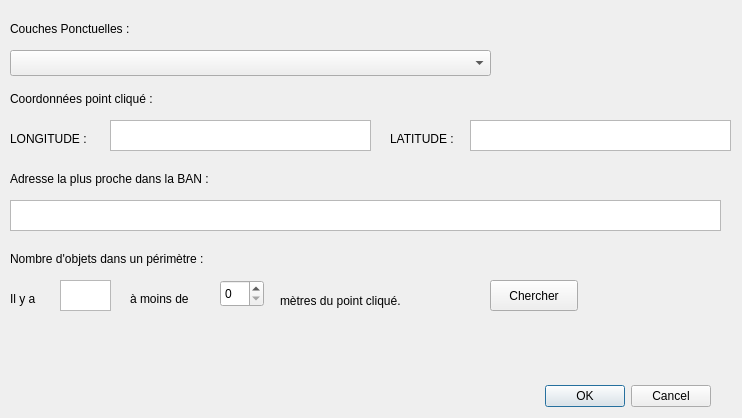
Before: the Qt Designer form plugin_basique_dialog_base.ui in gamartouille/plugin_qgis_basique, drawn with Qt 5.
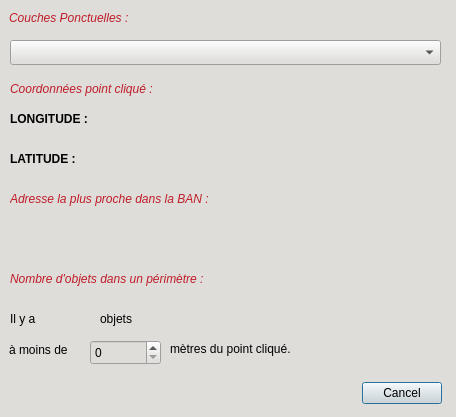
After: the same form once the commit is applied.

```diff
--- a/plugin_basique_dialog_base.ui
+++ b/plugin_basique_dialog_base.ui
@@ -6,74 +6,93 @@
    <rect>
     <x>0</x>
     <y>0</y>
-    <width>742</width>
-    <height>418</height>
+    <width>456</width>
+    <height>417</height>
    </rect>
   </property>
   <property name="windowTitle">
    <string>PluginBasiqueAkha</string>
   </property>
+  <property name="styleSheet">
+   <string notr="true">background-color: rgb(222, 221, 218);
+border-color: rgb(119, 118, 123);</string>
+  </property>
   <widget class="QDialogButtonBox" name="button_box">
    <property name="geometry">
     <rect>
-     <x>370</x>
+     <x>360</x>
      <y>380</y>
-     <width>341</width>
-     <height>32</height>
+     <width>82</width>
+     <height>26</height>
     </rect>
    </property>
    <property name="orientation">
     <enum>Qt::Horizontal</enum>
    </property>
    <property name="standardButtons">
-    <set>QDialogButtonBox::Cancel|QDialogButtonBox::Ok</set>
+    <set>QDialogButtonBox::Cancel</set>
    </property>
   </widget>
   <widget class="QComboBox" name="comboBox">
    <property name="geometry">
     <rect>
      <x>10</x>
-     <y>50</y>
-     <width>481</width>
-     <height>26</height>
+     <y>40</y>
+     <width>431</width>
+     <height>25</height>
     </rect>
    </property>
   </widget>
   <widget class="QLabel" name="layerLabel">
    <property name="geometry">
     <rect>
-     <x>10</x>
-     <y>20</y>
-     <width>151</width>
+     <x>9</x>
+     <y>9</y>
+     <width>141</width>
      <height>18</height>
     </rect>
    </property>
+   <property name="font">
+    <font>
+     <italic>true</italic>
+    </font>
+   </property>
    <property name="text">
-    <string>Couches Ponctuelles :</string>
+    <string>&lt;html&gt;&lt;head/&gt;&lt;body&gt;&lt;p&gt;&lt;span style=&quot; color:#c01c28;&quot;&gt;Couches Ponctuelles :&lt;/span&gt;&lt;/p&gt;&lt;/body&gt;&lt;/html&gt;</string>
    </property>
   </widget>
   <widget class="QLabel" name="coords">
    <property name="geometry">
     <rect>
      <x>10</x>
-     <y>90</y>
-     <width>191</width>
+     <y>80</y>
+     <width>173</width>
      <height>18</height>
     </rect>
    </property>
+   <property name="font">
+    <font>
+     <italic>true</italic>
+    </font>
+   </property>
    <property name="text">
-    <string>Coordonnées point cliqué :</string>
+    <string>&lt;html&gt;&lt;head/&gt;&lt;body&gt;&lt;p&gt;&lt;span style=&quot; color:#c01c28;&quot;&gt;Coordonnées point cliqué :&lt;/span&gt;&lt;/p&gt;&lt;/body&gt;&lt;/html&gt;</string>
    </property>
   </widget>
   <widget class="QLabel" name="longitude">
    <property name="geometry">
     <rect>
      <x>10</x>
-     <y>130</y>
-     <width>91</width>
+     <y>110</y>
+     <width>93</width>
      <height>18</height>
     </rect>
    </property>
+   <property name="font">
+    <font>
+     <bold>true</bold>
+    </font>
+   </property>
    <property name="text">
     <string>LONGITUDE :</string>
    </property>
@@ -81,79 +100,64 @@
   <widget class="QLabel" name="latitude">
    <property name="geometry">
     <rect>
-     <x>390</x>
-     <y>130</y>
-     <width>81</width>
+     <x>10</x>
+     <y>150</y>
+     <width>79</width>
      <height>18</height>
     </rect>
    </property>
+   <property name="font">
+    <font>
+     <bold>true</bold>
+    </font>
+   </property>
    <property name="text">
     <string>LATITUDE :</string>
    </property>
   </widget>
-  <widget class="QTextEdit" name="long_affichage">
-   <property name="geometry">
-    <rect>
-     <x>470</x>
-     <y>120</y>
-     <width>261</width>
-     <height>31</height>
-    </rect>
-   </property>
-  </widget>
-  <widget class="QTextEdit" name="lat_affichage">
-   <property name="geometry">
-    <rect>
-     <x>110</x>
-     <y>120</y>
-     <width>261</width>
-     <height>31</height>
-    </rect>
-   </property>
-  </widget>
   <widget class="QLabel" name="adresse">
    <property name="geometry">
     <rect>
      <x>10</x>
-     <y>170</y>
-     <width>271</width>
+     <y>190</y>
+     <width>236</width>
      <height>18</height>
     </rect>
    </property>
+   <property name="font">
+    <font>
+     <italic>true</italic>
+    </font>
+   </property>
    <property name="text">
-    <string>Adresse la plus proche dans la BAN :</string>
-   </property>
-  </widget>
-  <widget class="QTextEdit" name="adresse_affichage">
-   <property name="geometry">
-    <rect>
-     <x>10</x>
-     <y>200</y>
-     <width>711</width>
-     <height>31</height>
-    </rect>
+    <string>&lt;html&gt;&lt;head/&gt;&lt;body&gt;&lt;p&gt;&lt;span style=&quot; color:#c01c28;&quot;&gt;Adresse la plus proche dans la BAN :&lt;/span&gt;&lt;/p&gt;&lt;/body&gt;&lt;/html&gt;</string>
    </property>
   </widget>
   <widget class="QLabel" name="nombreLabel">
    <property name="geometry">
     <rect>
      <x>10</x>
-     <y>250</y>
-     <width>271</width>
+     <y>270</y>
+     <width>237</width>
      <height>18</height>
     </rect>
    </property>
+   <property name="font">
+    <font>
+     <italic>true</italic>
+    </font>
+   </property>
    <property name="text">
-    <string>Nombre d'objets dans un périmètre :</string>
+    <string>&lt;html&gt;&lt;head/&gt;&lt;body&gt;&lt;p&gt;&lt;span style=&quot; color:#c01c28;&quot;&gt;Nombre d'objets dans un périmètre :&lt;/span&gt;&lt;/p&gt;&lt;/body&gt;&lt;/html&gt;</string>
    </property>
   </widget>
   <widget class="QSpinBox" name="perimetreBox">
    <property name="geometry">
     <rect>
-     <x>220</x>
-     <y>280</y>
-     <width>44</width>
-     <height>27</height>
+     <x>90</x>
+     <y>340</y>
+     <width>71</width>
+     <height>25</height>
     </rect>
    </property>
    <property name="maximum">
@@ -164,8 +168,8 @@
    <property name="geometry">
     <rect>
      <x>10</x>
-     <y>290</y>
-     <width>41</width>
+     <y>310</y>
+     <width>30</width>
      <height>18</height>
     </rect>
    </property>
@@ -176,32 +180,22 @@
   <widget class="QLabel" name="metresLabel">
    <property name="geometry">
     <rect>
-     <x>280</x>
-     <y>290</y>
-     <width>191</width>
-     <height>21</height>
+     <x>170</x>
+     <y>340</y>
+     <width>155</width>
+     <height>18</height>
     </rect>
    </property>
    <property name="text">
     <string>mètres du point cliqué.</string>
    </property>
   </widget>
-  <widget class="QTextEdit" name="nombreAffichage">
-   <property name="geometry">
-    <rect>
-     <x>60</x>
-     <y>280</y>
-     <width>51</width>
-     <height>31</height>
-    </rect>
-   </property>
-  </widget>
   <widget class="QLabel" name="phrase">
    <property name="geometry">
     <rect>
-     <x>130</x>
-     <y>290</y>
-     <width>81</width>
+     <x>9</x>
+     <y>341</y>
+     <width>72</width>
      <height>18</height>
     </rect>
    </property>
@@ -209,17 +203,69 @@
     <string>à moins de</string>
    </property>
   </widget>
-  <widget class="QPushButton" name="chercherButton">
+  <widget class="QLabel" name="adresse_affichage">
    <property name="geometry">
     <rect>
-     <x>490</x>
-     <y>280</y>
-     <width>88</width>
-     <height>31</height>
+     <x>10</x>
+     <y>230</y>
+     <width>431</width>
+     <height>18</height>
     </rect>
    </property>
    <property name="text">
-    <string>Chercher</string>
+    <string/>
+   </property>
+  </widget>
+  <widget class="QLabel" name="lat_affichage">
+   <property name="geometry">
+    <rect>
+     <x>110</x>
+     <y>150</y>
+     <width>331</width>
+     <height>18</height>
+    </rect>
+   </property>
+   <property name="text">
+    <string/>
+   </property>
+  </widget>
+  <widget class="QLabel" name="long_affichage">
+   <property name="geometry">
+    <rect>
+     <x>120</x>
+     <y>110</y>
+     <width>311</width>
+     <height>18</height>
+    </rect>
+   </property>
+   <property name="text">
+    <string/>
+   </property>
+  </widget>
+  <widget class="QLabel" name="nombreAffichage">
+   <property name="geometry">
+    <rect>
+     <x>60</x>
+     <y>310</y>
+     <width>51</width>
+     <height>18</height>
+    </rect>
+   </property>
+   <property name="text">
+    <string/>
+   </property>
+  </widget>
+  <widget class="QLabel" name="phrase_2">
+   <property name="geometry">
+    <rect>
+     <x>100</x>
+     <y>310</y>
+     <width>72</width>
+     <height>18</height>
+    </rect>
+   </property>
+   <property name="text">
+    <string>objets</string>
    </property>
   </widget>
  </widget>
```
